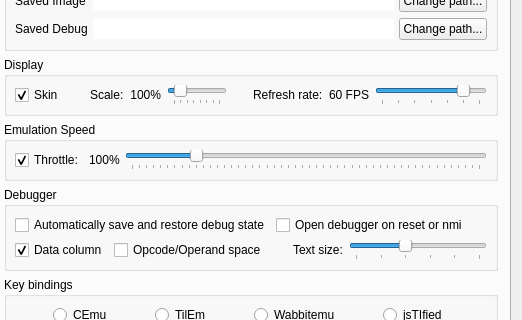
This is gui/qt/mainwindow.ui in CE-Programming/CEmu as Qt 5 draws it before an edit; both pictures show x 466 to 988 and y 249 to 569 of the 988 by 702 pixel window. The edited form follows.
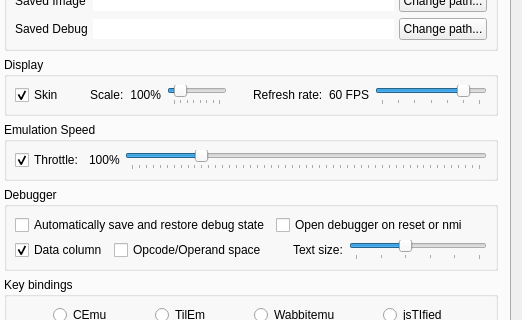
This is the edited form. The open tabs and pages were chosen to show the change. Icons and pictures are not drawn. Custom widgets are drawn as their Qt base class.

```diff
--- a/gui/qt/mainwindow.ui
+++ b/gui/qt/mainwindow.ui
@@ -958,7 +958,7 @@
            <item>
             <widget class="QSlider" name="emulationSpeed">
              <property name="minimum">
-              <number>1</number>
+              <number>0</number>
              </property>
              <property name="maximum">
               <number>50</number>
```
Left out of the diff: 2 changed lines with no effect on the pictures.
